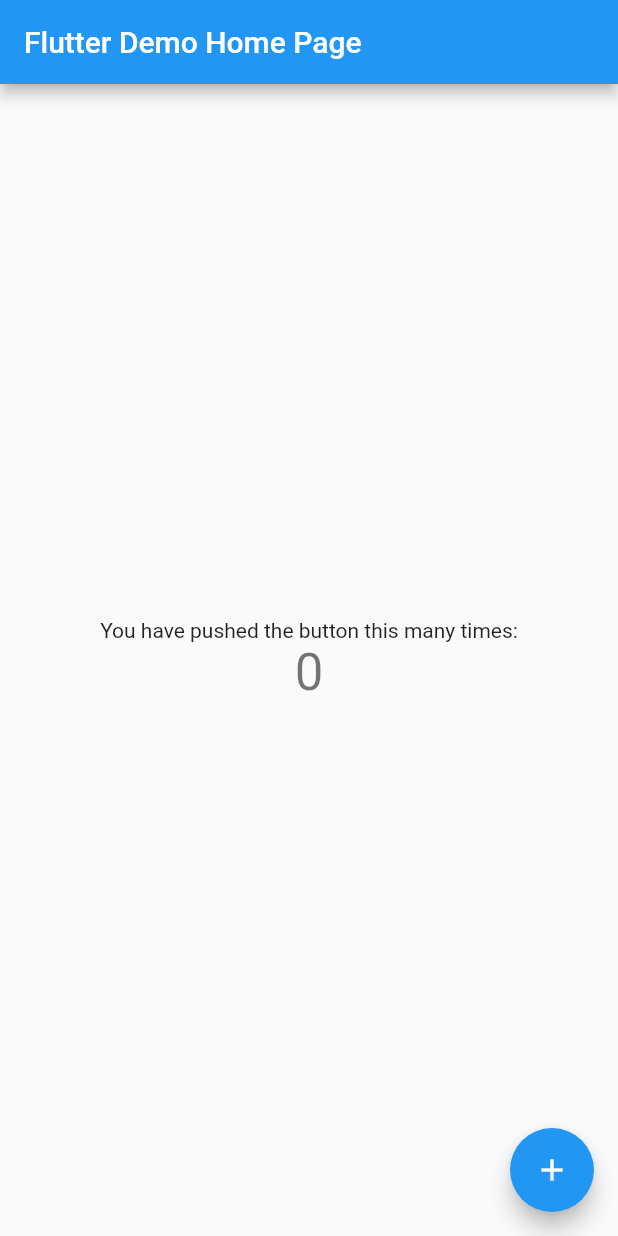
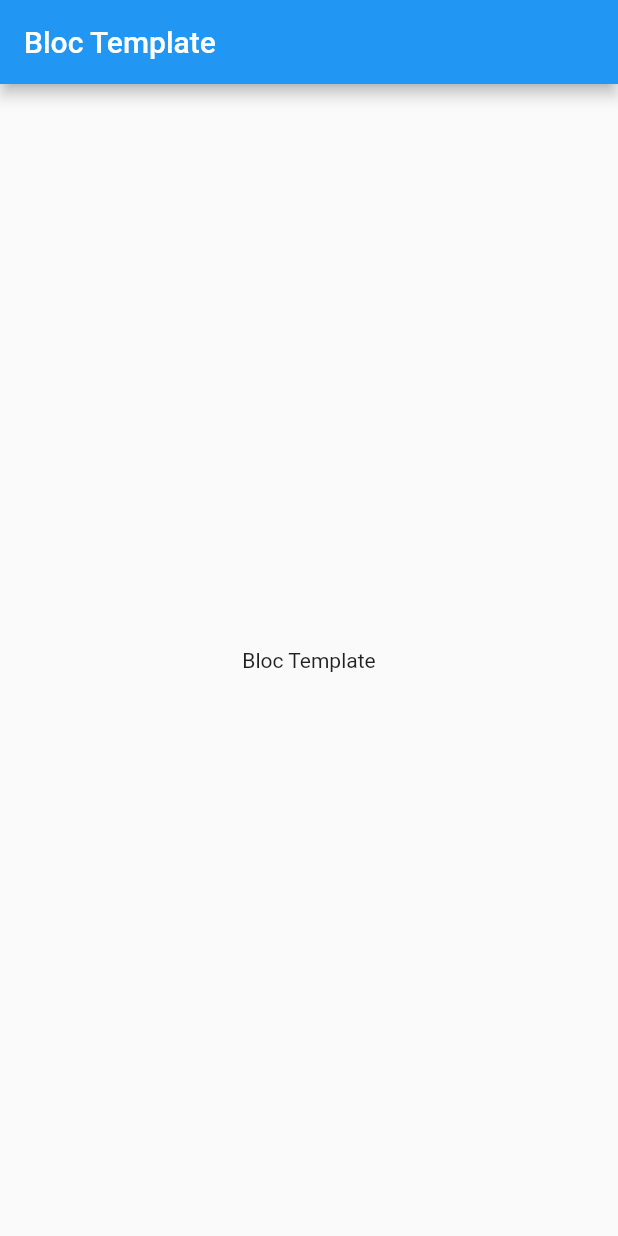
Before and after one commit to CoderNamedHendrick/bloc-template, a Flutter app: the screen it shows after launch, on a phone screen of 412 x 824 dp. Run offline on Flutter 3.47's test engine with Material 2 defaults, Android fonts, the phone set to English and light mode, and no system bars; our stand-ins replace flutter_bloc, hydrated_bloc.

Commit message:
added app_router, hydrated bloc and bloc provider

```diff
--- a/lib/main.dart
+++ b/lib/main.dart
@@ -1,12 +1,27 @@
+import 'package:bloc_template/presentation/router/app_router.dart';
+import 'package:bloc_template/utils/app_bloc_observer.dart';
 import 'package:flutter/material.dart';
+import 'package:hydrated_bloc/hydrated_bloc.dart';
+import 'package:path_provider/path_provider.dart';
 
 void main() async {
   WidgetsFlutterBinding.ensureInitialized();
-  runApp(const MyApp());
+  final storage = await HydratedStorage.build(
+    storageDirectory: await getApplicationDocumentsDirectory(),
+  );
+
+  HydratedBlocOverrides.runZoned(
+    () => runApp(AppName(
+      appRouter: AppRouter(),
+    )),
+    storage: storage,
+    blocObserver: AppBlocObserver(),
+  );
 }
 
-class MyApp extends StatelessWidget {
-  const MyApp({Key? key}) : super(key: key);
+class AppName extends StatelessWidget {
+  const AppName({Key? key, required this.appRouter}) : super(key: key);
+  final AppRouter appRouter;
   @override
   Widget build(BuildContext context) {
     return MaterialApp(
@@ -14,54 +29,7 @@
       theme: ThemeData(
         primarySwatch: Colors.blue,
       ),
-      home: const MyHomePage(title: 'Flutter Demo Home Page'),
+      onGenerateRoute: appRouter.onGenerateRoute,
     );
   }
 }
-
-class MyHomePage extends StatefulWidget {
-  const MyHomePage({Key? key, required this.title}) : super(key: key);
-
-  final String title;
-
-  @override
-  State<MyHomePage> createState() => _MyHomePageState();
-}
-
-class _MyHomePageState extends State<MyHomePage> {
-  int _counter = 0;
-
-  void _incrementCounter() {
-    setState(() {
-      _counter++;
-    });
-  }
-
-  @override
-  Widget build(BuildContext context) {
-    return Scaffold(
-      appBar: AppBar(
-        title: Text(widget.title),
-      ),
-      body: Center(
-        child: Column(
-          mainAxisAlignment: MainAxisAlignment.center,
-          children: <Widget>[
-            const Text(
-              'You have pushed the button this many times:',
-            ),
-            Text(
-              '$_counter',
-              style: Theme.of(context).textTheme.headline4,
-            ),
-          ],
-        ),
-      ),
-      floatingActionButton: FloatingActionButton(
-        onPressed: _incrementCounter,
-        tooltip: 'Increment',
-        child: const Icon(Icons.add),
-      ),
-    );
-  }
-}
--- a/lib/presentation/router/app_router.dart
+++ b/lib/presentation/router/app_router.dart
@@ -1,8 +1,13 @@
+import 'package:bloc_template/presentation/screens/home_screen.dart';
 import 'package:flutter/material.dart';
 
 class AppRouter {
   Route? onGenerateRoute(RouteSettings routeSettings) {
-    switch (routeSettings) {
+    switch (routeSettings.name) {
+      case '/':
+        return MaterialPageRoute(
+          builder: (_) => const HomeScreen(),
+        );
       default:
         return null;
     }
--- /dev/null
+++ b/lib/presentation/screens/home_screen.dart
@@ -0,0 +1,17 @@
+import 'package:flutter/material.dart';
+
+class HomeScreen extends StatelessWidget {
+  const HomeScreen({Key? key}) : super(key: key);
+
+  @override
+  Widget build(BuildContext context) {
+    return Scaffold(
+      appBar: AppBar(
+        title: const Text('Bloc Template'),
+      ),
+      body: const Center(
+        child: Text('Bloc Template'),
+      ),
+    );
+  }
+}
--- /dev/null
+++ b/lib/utils/app_bloc_observer.dart
@@ -0,0 +1,40 @@
+import 'package:flutter/material.dart';
+import 'package:flutter_bloc/flutter_bloc.dart';
+
+class AppBlocObserver extends BlocObserver {
+  @override
+  void onChange(BlocBase bloc, Change change) {
+    debugPrint(change.toString());
+    super.onChange(bloc, change);
+  }
+
+  @override
+  void onClose(BlocBase bloc) {
+    // TODO: implement onClose
+    super.onClose(bloc);
+  }
+
+  @override
+  void onCreate(BlocBase bloc) {
+    debugPrint(bloc.toString());
+    super.onCreate(bloc);
+  }
+
+  @override
+  void onError(BlocBase bloc, Object error, StackTrace stackTrace) {
+    // TODO: implement onError
+    super.onError(bloc, error, stackTrace);
+  }
+
+  @override
+  void onEvent(Bloc bloc, Object? event) {
+    // TODO: implement onEvent
+    super.onEvent(bloc, event);
+  }
+
+  @override
+  void onTransition(Bloc bloc, Transition transition) {
+    // TODO: implement onTransition
+    super.onTransition(bloc, transition);
+  }
+}
```
Also changed, not shown: 1 other file.
